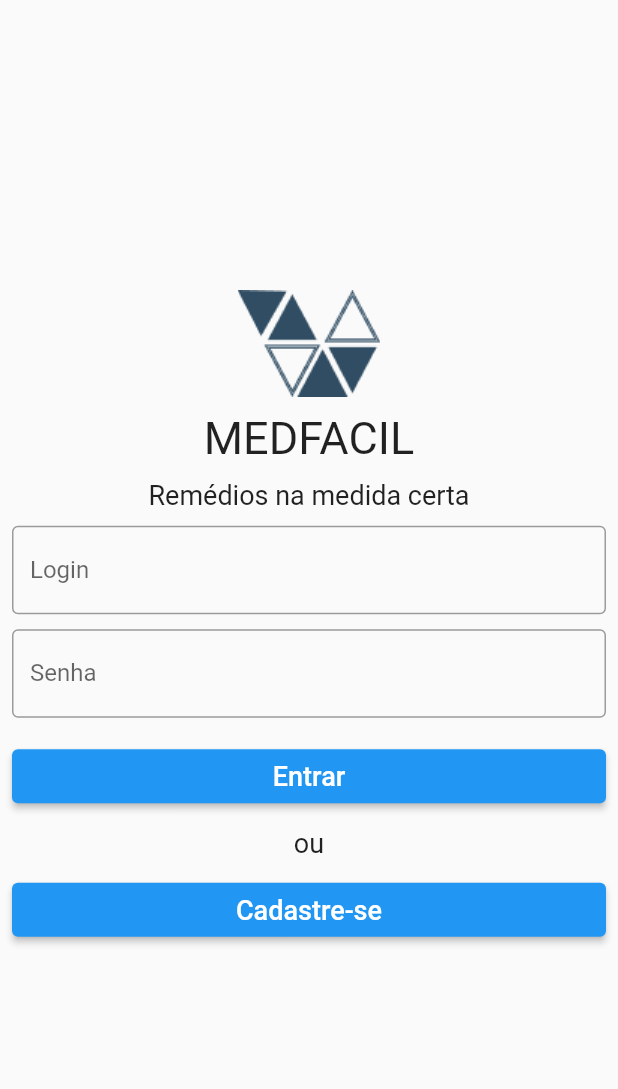
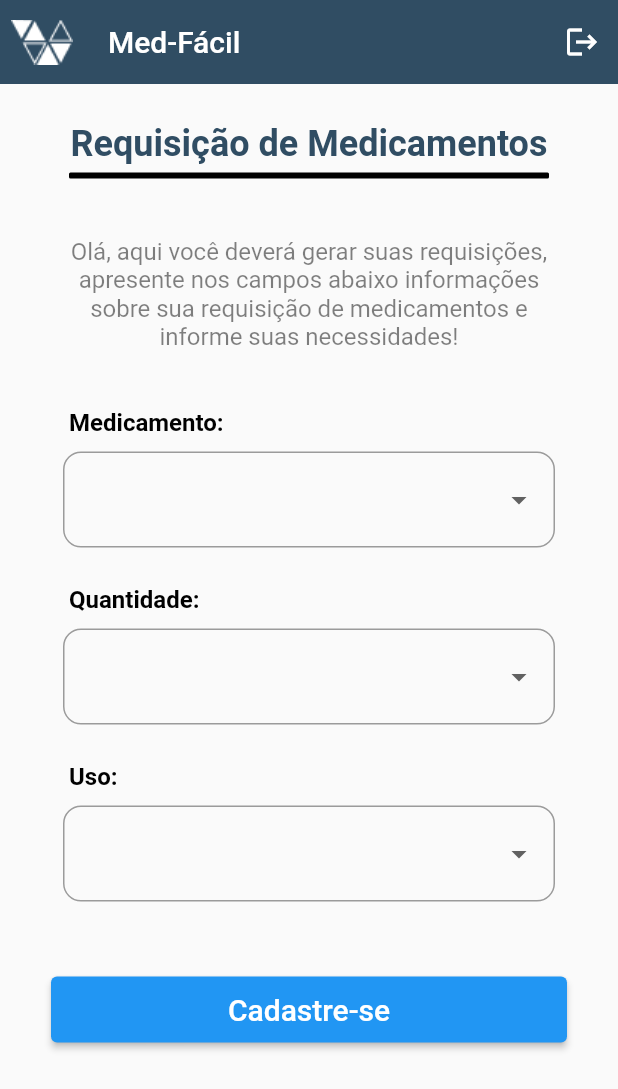
Before and after one commit to luiz-alencar/med-facil, a Flutter app: the screen it shows after launch, on a phone screen of 412 x 824 dp. Shown: the top 1089 px of the screen. Run offline on Flutter 3.47's test engine with Material 2 defaults, Android fonts, the light colour scheme and no system bars; our stand-ins replace brasil_fields; Roboto replaces fonts that are missing (Palanquin Dark, Quicksand).

Commit message:
Criação da tela de Requisição

```diff
--- a/med-facil mobile/med_facil/lib/main.dart
+++ b/med-facil mobile/med_facil/lib/main.dart
@@ -1,5 +1,6 @@
 import 'package:flutter/material.dart';
 import 'package:med_facil/view/pages/login.dart';
+import 'package:med_facil/view/pages/requisicao_medicamentos.dart';
 
 void main(){
   runApp(MyApp());
@@ -11,7 +12,7 @@ class MyApp extends StatelessWidget {
       debugShowCheckedModeBanner: false,
       title: 'Tela Login',
       theme: ThemeData(primarySwatch: Colors.blue),
-      home: const LoginPage(),
+      home: const RequisicaoMedicamentoPage(),
     );
   }
 }
--- /dev/null
+++ b/med-facil mobile/med_facil/lib/view/pages/requisicao_medicamentos.dart
@@ -0,0 +1,186 @@
+import 'package:flutter/material.dart';
+import 'package:med_facil/view/pages/login.dart';
+import 'package:med_facil/view/pages/menu.dart';
+
+class RequisicaoMedicamentoPage extends StatefulWidget {
+  const RequisicaoMedicamentoPage({super.key});
+
+  @override
+  State<RequisicaoMedicamentoPage> createState() => _RequisicaoMedicamentoState();
+}
+
+class _RequisicaoMedicamentoState extends State<RequisicaoMedicamentoPage> {
+  List lista = ["Ceres", "Itapaci", "Rialma"];
+  @override
+  Widget build(BuildContext context) {
+    return Scaffold(
+      appBar: AppBar(
+        title: const Text("Med-Fácil", style: TextStyle(color: Colors.white)), //Utilizamos o TextStyle para alterar o texto
+        backgroundColor: const Color.fromRGBO(48, 77, 99, 1),
+        elevation: 0,
+        leading: SizedBox(
+          child: Image.asset('assets/images/logo2.png'),
+        ),
+        actions: [IconButton(onPressed: () {
+          Navigator.push(
+            context,
+            MaterialPageRoute(builder: (context) => const LoginPage()),
+          );
+        }, icon: const Icon(Icons.logout, color: Colors.white))],  //Podemos utilizar a ação onPressed para chamar uma função
+      ),
+      body: Center(
+        child: Column(
+          children: [
+            Text(
+              'Requisição de Medicamentos',
+              textAlign: TextAlign.center,
+              style: TextStyle(
+                color: Color(0xFF304D63),
+                fontSize: 24,
+                fontFamily: 'Palanquin Dark',
+                fontWeight: FontWeight.w700,
+                height: 2.5,
+              ),
+            ),
+            Container(
+              width: 318,
+              decoration: ShapeDecoration(
+                shape: RoundedRectangleBorder(
+                  side: BorderSide(
+                    width: 2,
+                    strokeAlign: BorderSide.strokeAlignCenter,
+                  ),
+                ),
+              ),
+            ),
+            const SizedBox(height: 40),
+            SizedBox(
+              width: 328,
+              height: 84,
+              child: Text(
+                'Olá, aqui você deverá gerar suas requisições, apresente nos campos abaixo informações sobre sua requisição de medicamentos e informe suas necessidades!',
+                textAlign: TextAlign.center,
+                style: TextStyle(
+                  color: Colors.black.withOpacity(0.5),
+                  fontSize: 16,
+                  fontFamily: 'Quicksand',
+                  fontWeight: FontWeight.w400,
+                  height: 0,
+                ),
+              ),
+            ),
+            const SizedBox(height: 30),
+            SizedBox(
+              width: 320,
+              height: 29,
+              child: Text(
+                'Medicamento:',
+                style: TextStyle(
+                  color: Colors.black,
+                  fontSize: 16,
+                  fontFamily: 'Quicksand',
+                  fontWeight: FontWeight.w700,
+                  height: 0,
+                ),
+              ),
+            ),
+            SizedBox(
+                width: 328,
+                child: DropdownButtonFormField(
+                  decoration: const InputDecoration(
+                    border: OutlineInputBorder(borderRadius: BorderRadius.all(Radius.circular(12))),
+                  ),
+                  onChanged: (newValue){
+                    setState(() {
+
+                    });
+                  },
+                  items: lista.map((valueItem) {
+                    return DropdownMenuItem(
+                      value: valueItem,
+                      child: Text(valueItem));
+                  }).toList(),
+                ),
+              ),
+              const SizedBox(height: 25),
+              SizedBox(
+                width: 320,
+                height: 29,
+                child: Text(
+                  'Quantidade:',
+                  style: TextStyle(
+                    color: Colors.black,
+                    fontSize: 16,
+                    fontFamily: 'Quicksand',
+                    fontWeight: FontWeight.w700,
+                    height: 0,
+                  ),
+                ),
+              ),
+              SizedBox(
+                  width: 328,
+                  child: DropdownButtonFormField(
+                    decoration: const InputDecoration(
+                      border: OutlineInputBorder(borderRadius: BorderRadius.all(Radius.circular(12))),
+                    ),
+                    onChanged: (newValue){
+                      setState(() {
+
+                      });
+                    },
+                    items: lista.map((valueItem) {
+                      return DropdownMenuItem(
+                        value: valueItem,
+                        child: Text(valueItem));
+                    }).toList(),
+                  ),
+              ),
+              const SizedBox(height: 25),
+              SizedBox(
+                width: 320,
+                height: 29,
+                child: Text(
+                  'Uso:',
+                  style: TextStyle(
+                    color: Colors.black,
+                    fontSize: 16,
+                    fontFamily: 'Quicksand',
+                    fontWeight: FontWeight.w700,
+                    height: 0,
+                  ),
+                ),
+              ),
+              SizedBox(
+                  width: 328,
+                  child: DropdownButtonFormField(
+                    decoration: const InputDecoration(
+                      border: OutlineInputBorder(borderRadius: BorderRadius.all(Radius.circular(12))),
+                    ),
+                    onChanged: (newValue){
+                      setState(() {
+
+                      });
+                    },
+                    items: lista.map((valueItem) {
+                      return DropdownMenuItem(
+                        value: valueItem,
+                        child: Text(valueItem));
+                    }).toList(),
+                  ),
+              ),
+              const SizedBox(height: 50),
+              SizedBox(
+                  height: 44,
+                  width: 344,
+                  child: ElevatedButton(onPressed: () {
+                  Navigator.push(
+                    context,
+                    MaterialPageRoute(builder: (context) => const MenuPage()),
+                  );
+                }, child: const Text("Cadastre-se", style: TextStyle(fontSize: 20)))),
+          ],
+        )
+      ),
+    );
+  }
+}
```
Also changed, not shown: med-facil mobile/med_facil/lib/view/pages/login.dart (+69 -8 lines).
